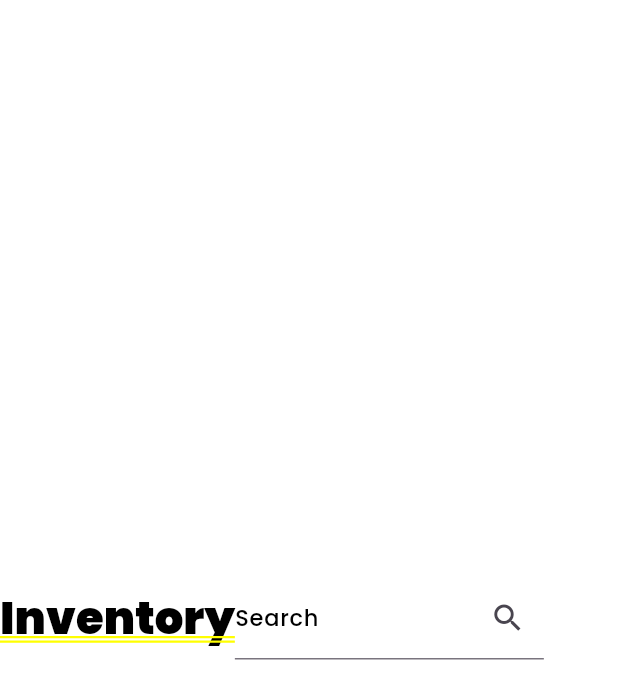
After one commit to okyprasetyanr/flutter_mandiri, a Flutter app: the ScreenMainMenu screen opened directly, after a tap on "Inventory", on a phone screen of 412 x 824 dp. The commit adds this screen. Shown: the top 699 px of the screen. Run offline on Flutter 3.47's test engine with Material 3 defaults, Android fonts, the phone set to English and light mode, and no system bars; our stand-ins replace cloud_firestore, firebase_auth, firebase_core, firebase_database, google_fonts, shared_preferences; accounts and stored records are empty.

Commit message:
kantor-Inventory

```diff
--- a/lib/screen/main_menu.dart
+++ b/lib/screen/main_menu_screen.dart
@@ -2,17 +2,19 @@ import 'package:cloud_firestore/cloud_firestore.dart';
 import 'package:flutter/material.dart';
 import 'package:flutter_mandiri/colors/colors.dart';
 import 'package:flutter_mandiri/model_data/model_account.dart';
+import 'package:flutter_mandiri/screen/screen_inventory.dart';
 import 'package:flutter_mandiri/widget_and_style/style/style_font_&_size.dart';
+import 'package:flutter_mandiri/widget_and_style/transition/widget_anim_transition.dart';
 import 'package:shared_preferences/shared_preferences.dart';
 
-class MainMenu extends StatefulWidget {
-  const MainMenu({super.key});
+class ScreenMainMenu extends StatefulWidget {
+  const ScreenMainMenu({super.key});
 
   @override
-  State<MainMenu> createState() => _MainMenu();
+  State<ScreenMainMenu> createState() => _ScreenMainMenu();
 }
 
-class _MainMenu extends State<MainMenu> {
+class _ScreenMainMenu extends State<ScreenMainMenu> {
   String? namaPerusahaan;
 
   @override
@@ -116,15 +118,18 @@ class _MainMenu extends State<MainMenu> {
 
   Widget buildGridMenu() {
     return GridView.count(
+      childAspectRatio: 0.7,
       crossAxisCount: 3,
       crossAxisSpacing: 5,
       mainAxisSpacing: 5,
       shrinkWrap: true,
       physics: NeverScrollableScrollPhysics(),
       children: [
-        buildMenuButton(Icons.inventory, "Inventory"),
-        buildMenuButton(Icons.shopping_bag, "Transaksi"),
-        buildMenuButton(Icons.point_of_sale, "Laporan"),
+        buildMenuButton(Icons.inventory, "Inventory", () {
+          navUpDownTransition(context, ScreenInventory(), false);
+        }),
+        buildMenuButton(Icons.shopping_bag, "Transaksi", () {}),
+        buildMenuButton(Icons.point_of_sale, "Laporan", () {}),
       ],
     );
   }
@@ -194,9 +199,9 @@ class _MainMenu extends State<MainMenu> {
     );
   }
 
-  Widget buildMenuButton(IconData icon, String label) {
+  Widget buildMenuButton(IconData icon, String label, VoidCallback onPressed) {
     return ElevatedButton(
-      onPressed: () {},
+      onPressed: onPressed,
       style: ElevatedButton.styleFrom(
         shape: RoundedRectangleBorder(borderRadius: BorderRadius.circular(8)),
         padding: EdgeInsets.all(8),
--- /dev/null
+++ b/lib/screen/screen_inventory.dart
@@ -0,0 +1,40 @@
+import 'package:flutter/material.dart';
+import 'package:flutter_mandiri/widget_and_style/style/style_font_&_size.dart';
+
+class ScreenInventory extends StatefulWidget {
+  const ScreenInventory({super.key});
+
+  @override
+  State<ScreenInventory> createState() => _ScreenInventoryState();
+}
+
+class _ScreenInventoryState extends State<ScreenInventory> {
+  TextEditingController search = TextEditingController();
+  @override
+  Widget build(BuildContext context) {
+    return Container(
+      child: Row(
+        children: [
+          Center(child: Text("Inventory", style: titleTextStyle)),
+          SizedBox(height: 10),
+          Flexible(
+            fit: FlexFit.loose,
+            child: Container(
+              width: MediaQuery.of(context).size.width / 2,
+              child: TextField(
+                controller: search,
+                decoration: InputDecoration(
+                  labelText: "Search",
+                  labelStyle: labelTextStyle,
+                  hintText: "Search...",
+                  hintStyle: hintTextStyle,
+                  suffixIcon: Icon(Icons.search),
+                ),
+              ),
+            ),
+          ),
+        ],
+      ),
+    );
+  }
+}
```
Also changed, not shown: lib/screen/screen_login.dart (renamed from lib/screen/login.dart, +9 -9 lines), lib/screen/screen_signup.dart (renamed from lib/screen/signup.dart, +4 -4 lines), lib/screen/screen_splash.dart (renamed from lib/screen/splash_screen.dart), 3 other files.
